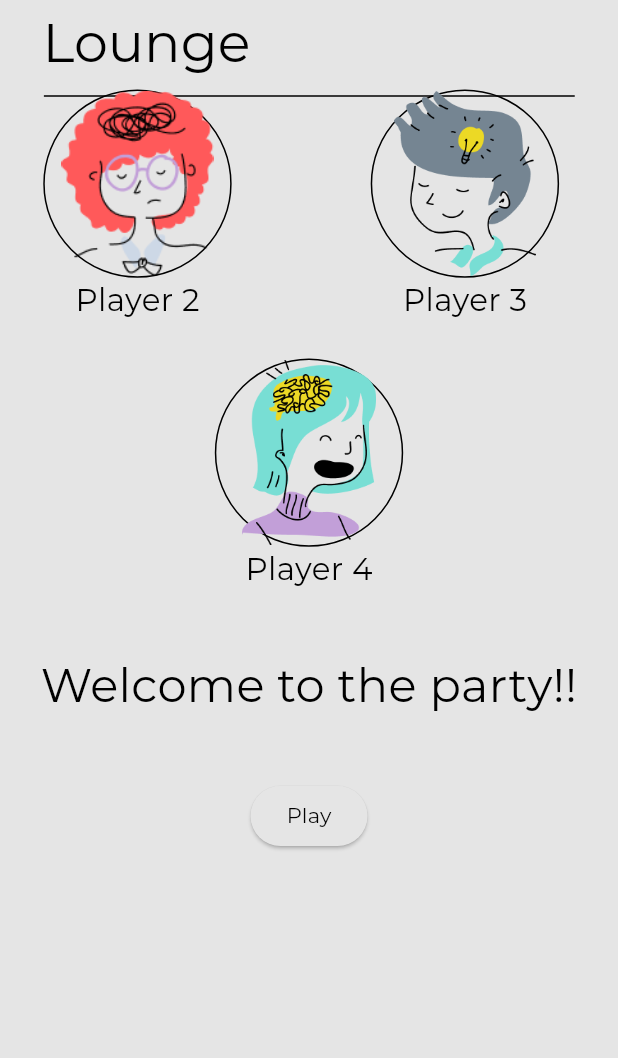
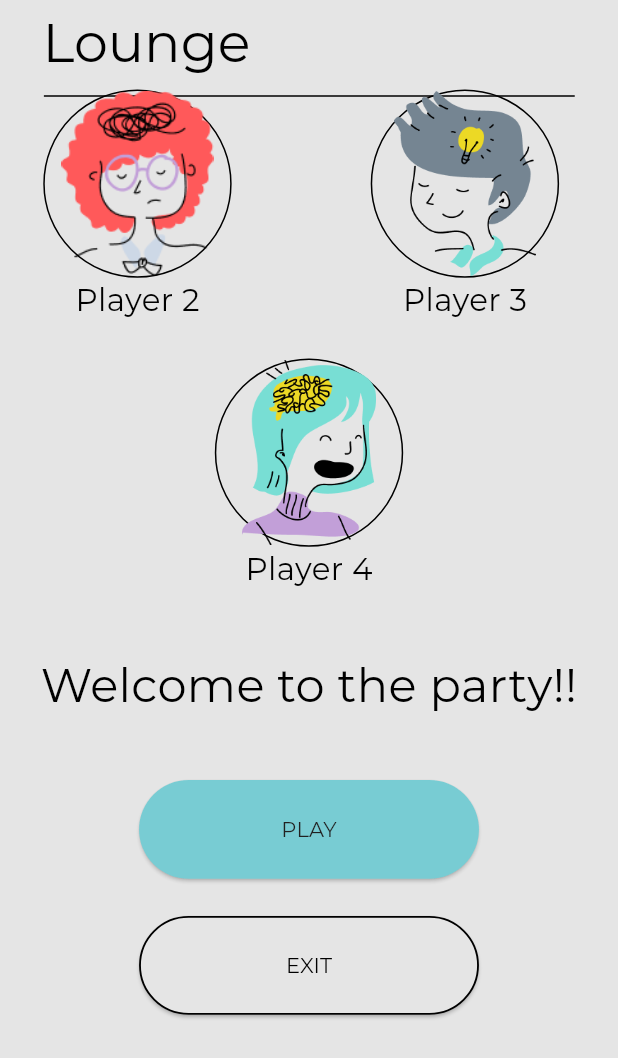
Before and after one commit to jeffrgh/bank_game, a Flutter app: the LoungeScreen screen opened by its route, on a phone screen of 412 x 824 dp. Shown: the top 1058 px of the screen. Run offline on Flutter 3.47's test engine with Material 2 defaults, Android fonts, the phone set to English and light mode, and no system bars; our stand-ins replace hive, hive_flutter; accounts and stored records are empty; project files that could hold a hidden picture were left out.

Commit message:
Finished LoungeScreen... *Ofcourse none of this actually works its just a demo *Updated Version number

```diff
--- a/lib/screens/lounge_screen.dart
+++ b/lib/screens/lounge_screen.dart
@@ -195,9 +195,58 @@ class _LoungeScreenState extends State<LoungeScreen> {
           SizedBox(
             height: MediaQuery.of(context).size.height * 0.05,
           ),
+          Opacity(
+            opacity: 0.8500000238418579,
+            child: ElevatedButton(
+              onPressed: () {
+                Navigator.pushNamed(
+                  context,
+                  LoungeScreen.routeName,
+                );
+              },
+              child: Text(
+                'PLAY',
+                style: TextStyle(
+                  color: Theme.of(context).textTheme.bodyText1!.color,
+                ),
+              ),
+              style: ElevatedButton.styleFrom(
+                primary: const Color(0xff65c8d0),
+                fixedSize: Size(
+                  MediaQuery.of(context).size.width * 0.55,
+                  MediaQuery.of(context).size.height * 0.08,
+                ),
+                shape: const StadiumBorder(),
+              ),
+            ),
+          ),
+          SizedBox(
+            height: MediaQuery.of(context).size.height * 0.03,
+          ),
           ElevatedButton(
-            child: const Text('Play'),
-            onPressed: () {},
+            onPressed: () {
+              Navigator.pop(context);
+            },
+            child: Text(
+              "EXIT",
+              style: TextStyle(
+                color: Theme.of(context).textTheme.bodyText1!.color,
+              ),
+            ),
+            style: ElevatedButton.styleFrom(
+              primary: currentTheme.currentTheme() == ThemeMode.light
+                  ? const Color(0xFFE5E5E5)
+                  : const Color(0xFF3C3C3B),
+              fixedSize: Size(
+                MediaQuery.of(context).size.width * 0.55,
+                MediaQuery.of(context).size.height * 0.08,
+              ),
+              shape: const StadiumBorder(),
+              side: BorderSide(
+                width: MediaQuery.of(context).size.height * 0.0015,
+                color: Theme.of(context).textTheme.bodyText1!.color!,
+              ),
+            ),
           ),
         ],
       ),
--- a/pubspec.yaml
+++ b/pubspec.yaml
@@ -15,7 +15,7 @@ publish_to: "none" # Remove this line if you wish to publish to pub.dev
 # In iOS, build-name is used as CFBundleShortVersionString while build-number used as CFBundleVersion.
 # Read more about iOS versioning at
 # https://developer.apple.com/library/archive/documentation/General/Reference/InfoPlistKeyReference/Articles/CoreFoundationKeys.html
-version: 0.3.1+3
+version: 0.3.2+1
 
 environment:
   sdk: ">=2.15.0 <3.0.0"
```
Also changed, not shown: 1 other file.
